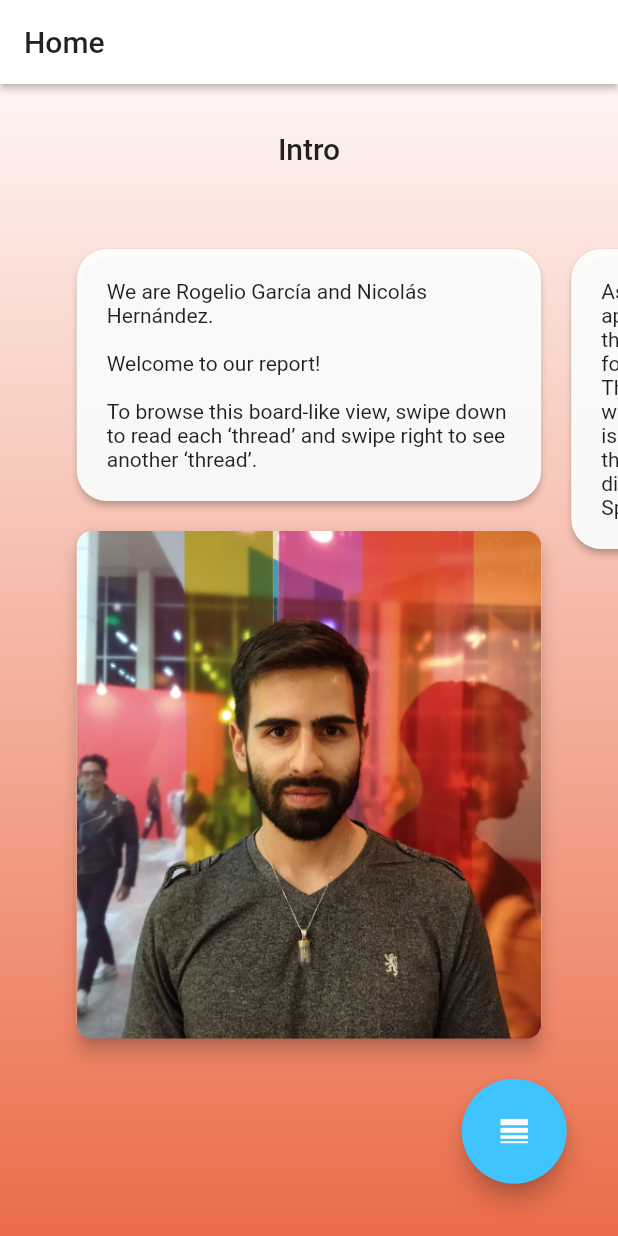
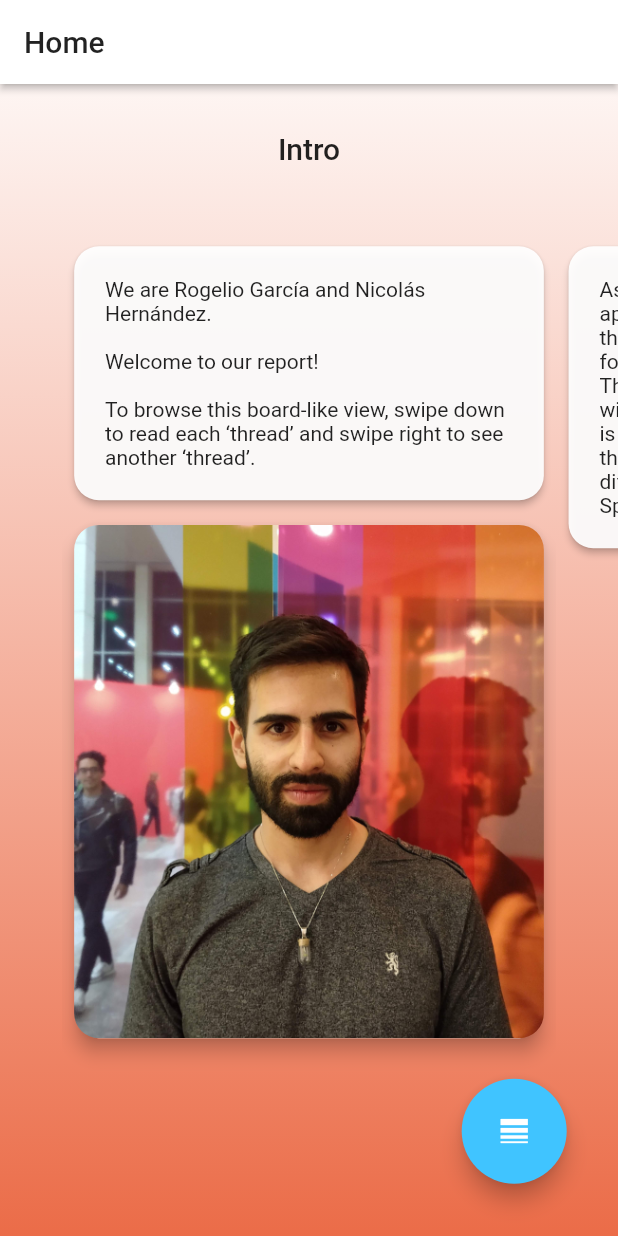
Before and after one commit to Braitt/flutter_report, a Flutter app: the screen it shows after launch, on a phone screen of 412 x 824 dp. Run offline on Flutter 3.47's test engine with Material 2 defaults, Android fonts, the light colour scheme and no system bars; missing offline and left inert: vertical_tabs.

Commit message:
change constants to percent

```diff
--- a/reports_app/lib/widgets/text_content_card.dart
+++ b/reports_app/lib/widgets/text_content_card.dart
@@ -19,6 +19,9 @@ class ContentCard extends StatelessWidget {
 
   @override
   Widget build(BuildContext context) {
+
+    double deviceHeight = MediaQuery.of(context).size.height;
+
     if (image != null && text == null && circularImage == null) {
       return Card(
         semanticContainer: true,
@@ -28,20 +31,20 @@ class ContentCard extends StatelessWidget {
           fit: BoxFit.fill,
         ),
         shape: RoundedRectangleBorder(
-          borderRadius: BorderRadius.circular(10.0),
+          borderRadius: BorderRadius.circular(deviceHeight* 0.02),
         ),
         elevation: 5,
-        margin: EdgeInsets.all(10),
+        margin: EdgeInsets.all(deviceHeight* 0.01),
       );
     } else {
       return Card(
         elevation: 2.0,
         clipBehavior: Clip.antiAlias,
         shape: RoundedRectangleBorder(
-            borderRadius: BorderRadius.all(Radius.circular(20.0))),
-        margin: EdgeInsets.all(10.0),
+            borderRadius: BorderRadius.all(Radius.circular(deviceHeight* 0.02))),
+        margin: EdgeInsets.all(deviceHeight* 0.01),
         child: Padding(
-          padding: const EdgeInsets.all(20.0),
+          padding: EdgeInsets.all(deviceHeight* 0.025),
           child: Column(
             mainAxisSize: MainAxisSize.max,
             mainAxisAlignment: MainAxisAlignment.center,
@@ -50,16 +53,16 @@ class ContentCard extends StatelessWidget {
               image == null
                   ? Container()
                   : Container(
-                      padding: EdgeInsets.all(text == null ? 0 : 20.0),
+                      padding: EdgeInsets.all(text == null ? 0 : deviceHeight* 0.02),
                       child: Image.asset(image),
                     ),
               circularImage == null
                   ? Container()
                   : Container(
-                      padding: EdgeInsets.all(text == null ? 0 : 20.0),
+                      padding: EdgeInsets.all(text == null ? 0 : deviceHeight* 0.02),
                       child: CircleAvatar(
                         backgroundImage: Image.asset(circularImage).image,
-                        radius: 120.0,
+                        radius: deviceHeight* 0.12,
                       ),
                     ),
             ],
```
